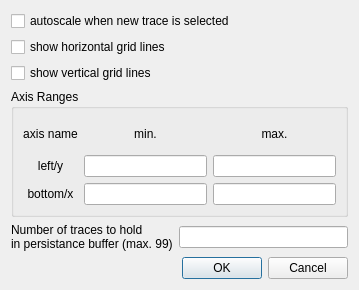
Above: QtPMbrowser/DlgGraphSettings.ui from ChrisHal/PMbrowser before the change. Below: the same form after it.
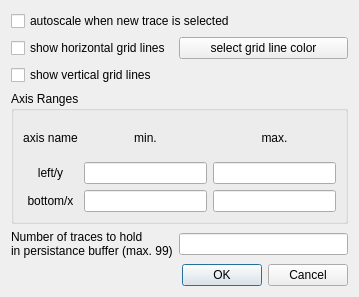
That is the form after the change.

Commit message: display: allow user to select color for grid

The edit to the form file:
```diff
--- a/QtPMbrowser/DlgGraphSettings.ui
+++ b/QtPMbrowser/DlgGraphSettings.ui
@@ -7,7 +7,7 @@
     <x>0</x>
     <y>0</y>
     <width>359</width>
-    <height>290</height>
+    <height>297</height>
    </rect>
   </property>
   <property name="windowTitle">
@@ -134,6 +134,13 @@
      </property>
     </widget>
    </item>
+   <item row="1" column="1">
+    <widget class="QPushButton" name="pushButtonSelectGridColor">
+     <property name="text">
+      <string>select grid line color</string>
+     </property>
+    </widget>
+   </item>
   </layout>
  </widget>
  <tabstops>
```
The commit also changes 4 other files.
